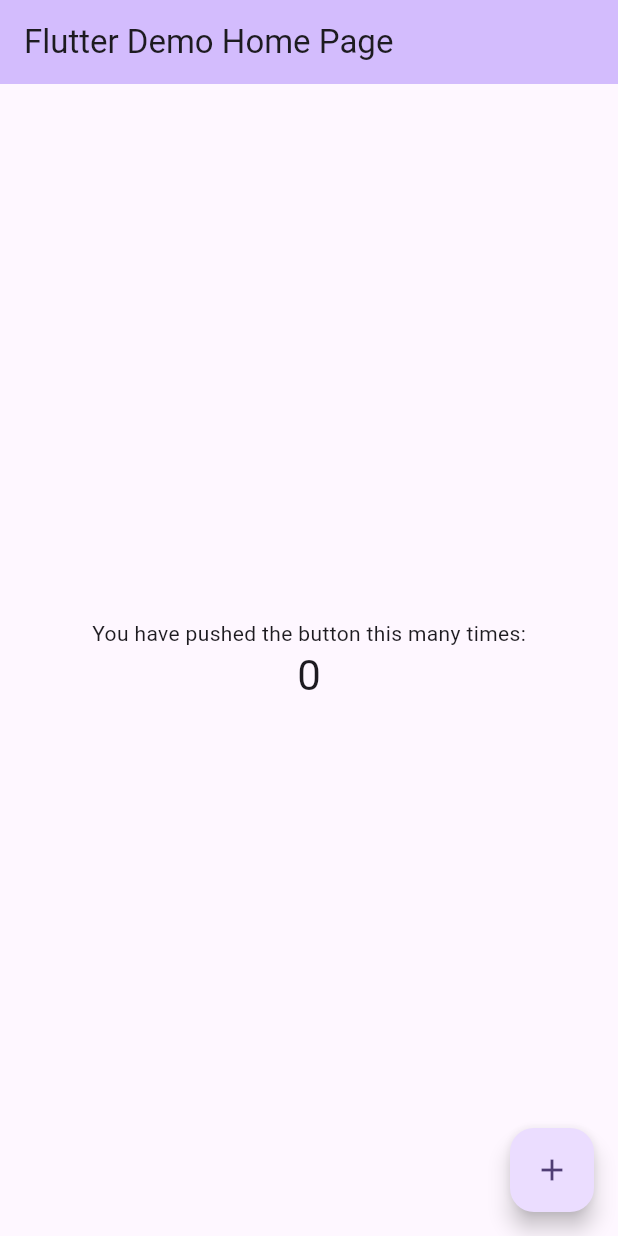
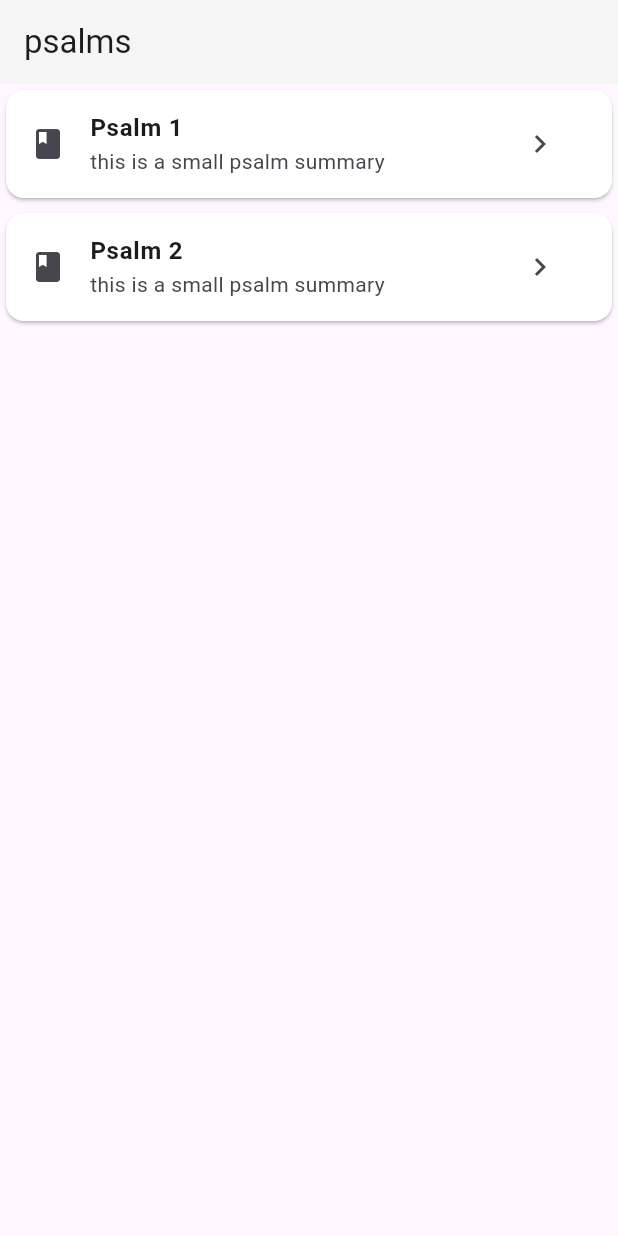
Before and after one commit to sparrowsl/psalms_collection, a Flutter app: the screen it shows after launch, on a phone screen of 412 x 824 dp. Run offline on Flutter 3.47's test engine with Material 3 defaults, Android fonts, the phone set to English and light mode, and no system bars.

Commit message:
feat: dummy cards for the psalms

```diff
--- a/lib/main.dart
+++ b/lib/main.dart
@@ -1,125 +1,70 @@
 import 'package:flutter/material.dart';
 
-void main() {
-  runApp(const MyApp());
-}
+void main() => runApp(const HomePage());
 
-class MyApp extends StatelessWidget {
-  const MyApp({super.key});
+class HomePage extends StatelessWidget {
+  const HomePage({super.key});
 
-  // This widget is the root of your application.
   @override
   Widget build(BuildContext context) {
     return MaterialApp(
-      title: 'Flutter Demo',
+      title: 'Paslms Collection',
+      debugShowCheckedModeBanner: false,
       theme: ThemeData(
-        // This is the theme of your application.
-        //
-        // TRY THIS: Try running your application with "flutter run". You'll see
-        // the application has a purple toolbar. Then, without quitting the app,
-        // try changing the seedColor in the colorScheme below to Colors.green
-        // and then invoke "hot reload" (save your changes or press the "hot
-        // reload" button in a Flutter-supported IDE, or press "r" if you used
-        // the command line to start the app).
-        //
-        // Notice that the counter didn't reset back to zero; the application
-        // state is not lost during the reload. To reset the state, use hot
-        // restart instead.
-        //
-        // This works for code too, not just values: Most code changes can be
-        // tested with just a hot reload.
         colorScheme: ColorScheme.fromSeed(seedColor: Colors.deepPurple),
         useMaterial3: true,
       ),
-      home: const MyHomePage(title: 'Flutter Demo Home Page'),
-    );
-  }
-}
-
-class MyHomePage extends StatefulWidget {
-  const MyHomePage({super.key, required this.title});
-
-  // This widget is the home page of your application. It is stateful, meaning
-  // that it has a State object (defined below) that contains fields that affect
-  // how it looks.
-
-  // This class is the configuration for the state. It holds the values (in this
-  // case the title) provided by the parent (in this case the App widget) and
-  // used by the build method of the State. Fields in a Widget subclass are
-  // always marked "final".
-
-  final String title;
-
-  @override
-  State<MyHomePage> createState() => _MyHomePageState();
-}
-
-class _MyHomePageState extends State<MyHomePage> {
-  int _counter = 0;
-
-  void _incrementCounter() {
-    setState(() {
-      // This call to setState tells the Flutter framework that something has
-      // changed in this State, which causes it to rerun the build method below
-      // so that the display can reflect the updated values. If we changed
-      // _counter without calling setState(), then the build method would not be
-      // called again, and so nothing would appear to happen.
-      _counter++;
-    });
-  }
-
-  @override
-  Widget build(BuildContext context) {
-    // This method is rerun every time setState is called, for instance as done
-    // by the _incrementCounter method above.
-    //
-    // The Flutter framework has been optimized to make rerunning build methods
-    // fast, so that you can just rebuild anything that needs updating rather
-    // than having to individually change instances of widgets.
-    return Scaffold(
+      home: Scaffold(
         appBar: AppBar(
-        // TRY THIS: Try changing the color here to a specific color (to
-        // Colors.amber, perhaps?) and trigger a hot reload to see the AppBar
-        // change color while the other colors stay the same.
-        backgroundColor: Theme.of(context).colorScheme.inversePrimary,
-        // Here we take the value from the MyHomePage object that was created by
-        // the App.build method, and use it to set our appbar title.
-        title: Text(widget.title),
+          title: Text("psalms"),
+          backgroundColor: Colors.grey.shade100,
         ),
-      body: Center(
-        // Center is a layout widget. It takes a single child and positions it
-        // in the middle of the parent.
+        body: SafeArea(
           child: Column(
-          // Column is also a layout widget. It takes a list of children and
-          // arranges them vertically. By default, it sizes itself to fit its
-          // children horizontally, and tries to be as tall as its parent.
-          //
-          // Column has various properties to control how it sizes itself and
-          // how it positions its children. Here we use mainAxisAlignment to
-          // center the children vertically; the main axis here is the vertical
-          // axis because Columns are vertical (the cross axis would be
-          // horizontal).
-          //
-          // TRY THIS: Invoke "debug painting" (choose the "Toggle Debug Paint"
-          // action in the IDE, or press "p" in the console), to see the
-          // wireframe for each widget.
-          mainAxisAlignment: MainAxisAlignment.center,
+            spacing: 2,
             children: <Widget>[
-            const Text(
-              'You have pushed the button this many times:',
+              Card(
+                color: Colors.white,
+                child: ListTile(
+                  leading: Icon(Icons.book),
+                  title: Text(
+                    "Psalm 1",
+                    style: TextStyle(
+                      fontWeight: FontWeight.bold,
                     ),
-            Text(
-              '$_counter',
-              style: Theme.of(context).textTheme.headlineMedium,
+                  ),
+                  subtitle: Text("this is a small psalm summary"),
+                  trailing: IconButton(
+                    onPressed: () {},
+                    icon: Icon(
+                      Icons.chevron_right,
+                    ),
+                  ),
+                ),
+              ),
+              Card(
+                color: Colors.white,
+                child: ListTile(
+                  leading: Icon(Icons.book),
+                  title: Text(
+                    "Psalm 2",
+                    style: TextStyle(
+                      fontWeight: FontWeight.bold,
+                    ),
+                  ),
+                  subtitle: Text("this is a small psalm summary"),
+                  trailing: IconButton(
+                    onPressed: () {},
+                    icon: Icon(
+                      Icons.chevron_right,
+                    ),
+                  ),
+                ),
               ),
             ],
           ),
         ),
-      floatingActionButton: FloatingActionButton(
-        onPressed: _incrementCounter,
-        tooltip: 'Increment',
-        child: const Icon(Icons.add),
-      ), // This trailing comma makes auto-formatting nicer for build methods.
+      ),
     );
   }
 }
```
Also changed, not shown: 1 other file. Lines whose indentation alone changed are shown as unchanged.
